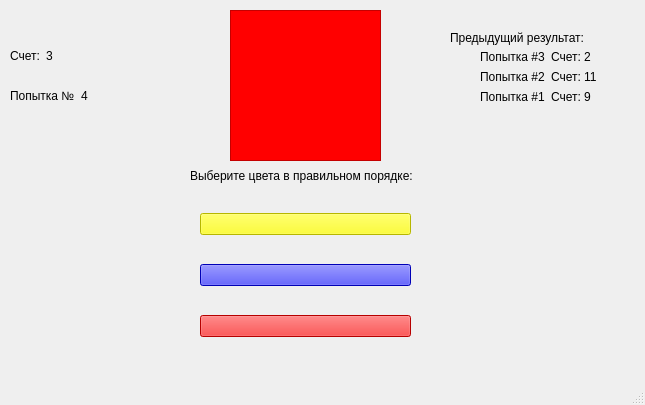
Qt form templates/colours_easy_win.ui (aizXc901/FocusTest) before a commit.
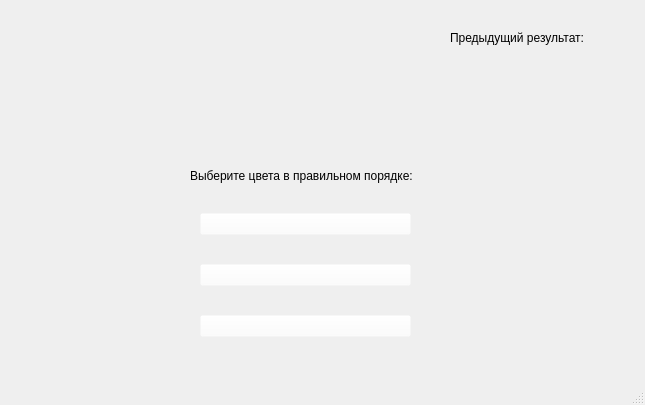
The same form after that commit.

Patch:
```diff
--- a/templates/colours_easy_win.ui
+++ b/templates/colours_easy_win.ui
@@ -24,7 +24,7 @@
      </rect>
     </property>
     <property name="styleSheet">
-     <string notr="true">background-color: red;</string>
+     <string notr="true">background-color: rgba(255, 255, 255, 0);</string>
     </property>
     <property name="frameShape">
      <enum>QFrame::StyledPanel</enum>
@@ -62,7 +62,7 @@
      <item>
       <widget class="QPushButton" name="pushButton_2">
        <property name="styleSheet">
-        <string notr="true">background-color: yellow;
+        <string notr="true">background-color: rgba(255, 255, 255, 0);
 </string>
        </property>
        <property name="text">
@@ -73,8 +73,7 @@
      <item>
       <widget class="QPushButton" name="pushButton_5">
        <property name="styleSheet">
-        <string notr="true">background-color: blue;
-</string>
+        <string notr="true">background-color: rgba(255, 255, 255, 0);</string>
        </property>
        <property name="text">
         <string/>
@@ -84,8 +83,7 @@
      <item>
       <widget class="QPushButton" name="pushButton">
        <property name="styleSheet">
-        <string notr="true">background-color: red;
-</string>
+        <string notr="true">background-color: rgba(255, 255, 255, 0);</string>
        </property>
        <property name="text">
         <string/>
@@ -110,72 +108,6 @@
      <string>Предыдущий результат:</string>
     </property>
    </widget>
-   <widget class="QWidget" name="formLayoutWidget">
-    <property name="geometry">
-     <rect>
-      <x>480</x>
-      <y>50</y>
-      <width>121</width>
-      <height>301</height>
-     </rect>
-    </property>
-    <layout class="QFormLayout" name="formLayout">
-     <item row="2" column="0">
-      <layout class="QHBoxLayout" name="horizontalLayout">
-       <item>
-        <widget class="QLabel" name="label_5">
-         <property name="text">
-          <string>Попытка #1</string>
-         </property>
-        </widget>
-       </item>
-       <item>
-        <widget class="QLabel" name="label_4">
-         <property name="text">
-          <string>Счет: 9</string>
-         </property>
-        </widget>
-       </item>
-      </layout>
-     </item>
-     <item row="1" column="0">
-      <layout class="QHBoxLayout" name="horizontalLayout_2">
-       <item>
-        <widget class="QLabel" name="label_7">
-         <property name="text">
-          <string>Попытка #2</string>
-         </property>
-        </widget>
-       </item>
-       <item>
-        <widget class="QLabel" name="label_8">
-         <property name="text">
-          <string>Счет: 11</string>
-         </property>
-        </widget>
-       </item>
-      </layout>
-     </item>
-     <item row="0" column="0">
-      <layout class="QHBoxLayout" name="horizontalLayout_3">
-       <item>
-        <widget class="QLabel" name="label_10">
-         <property name="text">
-          <string>Попытка #3</string>
-         </property>
-        </widget>
-       </item>
-       <item>
-        <widget class="QLabel" name="label_11">
-         <property name="text">
-          <string>Счет: 2</string>
-         </property>
-        </widget>
-       </item>
-      </layout>
-     </item>
-    </layout>
-   </widget>
    <widget class="QWidget" name="horizontalLayoutWidget_2">
     <property name="geometry">
      <rect>
@@ -192,17 +124,7 @@
         <string notr="true">font: 12pt &quot;MS Shell Dlg 2&quot;;</string>
        </property>
        <property name="text">
-        <string>Попытка №</string>
-       </property>
-      </widget>
-     </item>
-     <item>
-      <widget class="QLabel" name="label_15">
-       <property name="styleSheet">
-        <string notr="true">font: 12pt &quot;MS Shell Dlg 2&quot;;</string>
-       </property>
-       <property name="text">
-        <string>4</string>
+        <string/>
        </property>
       </widget>
      </item>
@@ -224,19 +146,30 @@
         <string notr="true">font: 12pt &quot;MS Shell Dlg 2&quot;;</string>
        </property>
        <property name="text">
-        <string>Счет:</string>
+        <string/>
        </property>
       </widget>
      </item>
-     <item>
-      <widget class="QLabel" name="label_16">
-       <property name="styleSheet">
-        <string notr="true">font: 12pt &quot;MS Shell Dlg 2&quot;;</string>
-       </property>
-       <property name="text">
-        <string>3</string>
-       </property>
-      </widget>
+    </layout>
+   </widget>
+   <widget class="QWidget" name="formLayoutWidget">
+    <property name="geometry">
+     <rect>
+      <x>460</x>
+      <y>60</y>
+      <width>151</width>
+      <height>301</height>
+     </rect>
+    </property>
+    <layout class="QFormLayout" name="formLayout">
+     <item row="2" column="0">
+      <layout class="QHBoxLayout" name="horizontalLayout"/>
+     </item>
+     <item row="1" column="0">
+      <layout class="QHBoxLayout" name="horizontalLayout_2"/>
+     </item>
+     <item row="0" column="0">
+      <layout class="QHBoxLayout" name="horizontalLayout_3"/>
      </item>
     </layout>
    </widget>
```
Left out of the diff: 9 changed lines with no effect on the pictures.
